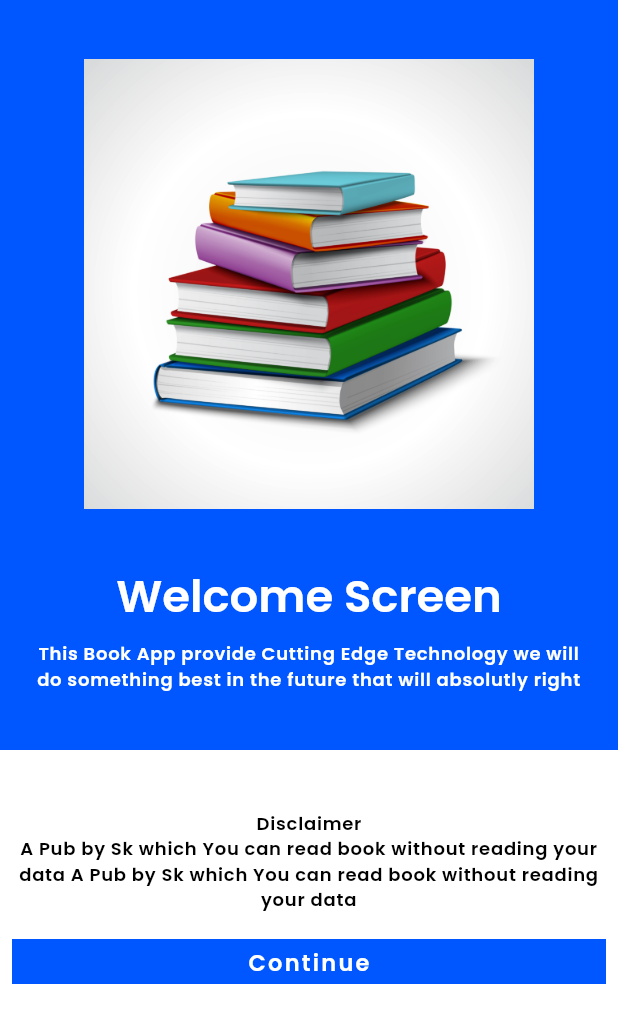
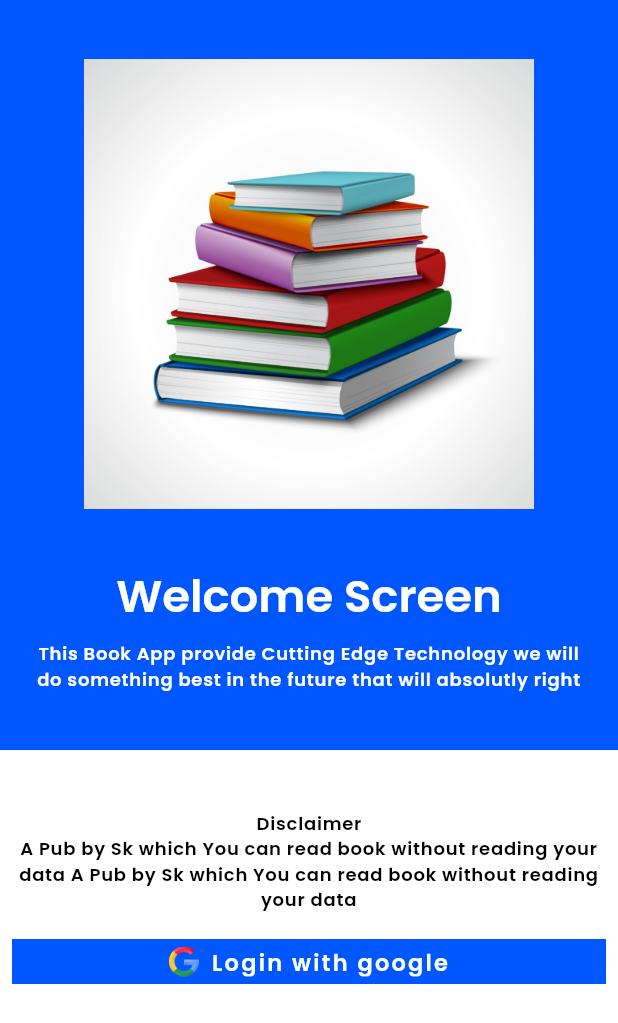
Before and after one commit to jawwad0931/Book-Store-App-Lt, a Flutter app: the screen it shows after launch, on a phone screen of 412 x 824 dp. Shown: the top 1023 px of the screen. Run offline on Flutter 3.47's test engine with Material 3 defaults, Android fonts, the phone set to English and light mode, and no system bars; our stand-ins replace firebase_auth, firebase_core, get, google_sign_in, lottie; missing offline and left inert: syncfusion_flutter_pdfviewer; accounts and stored records are empty.

Commit message:
last updates

```diff
--- a/lib/Components/PrimaryButton.dart
+++ b/lib/Components/PrimaryButton.dart
@@ -6,6 +6,31 @@ class Primarybutton extends StatelessWidget {
   const Primarybutton({super.key, required this.btnName, required this.onTap});
 
   @override
+  // Widget build(BuildContext context) {
+  //   return InkWell(
+  //     onTap: onTap,
+  //     child: Container(
+  //       height: 30,
+  //       padding: const EdgeInsets.all(5),
+  //       decoration: BoxDecoration(
+  //         color: Theme.of(context).colorScheme.primary,
+  //       ),
+  //       child: Row(
+  //         mainAxisAlignment: MainAxisAlignment.center,
+  //         children: [
+  //           Text(
+  //             btnName,
+  //             style: Theme.of(context)
+  //                 .textTheme
+  //                 .bodyMedium
+  //                 ?.copyWith(color: Colors.white, letterSpacing: 1.5),
+  //           ),
+  //         ],
+  //       ),
+  //     ),
+  //   );
+  // }
+
   Widget build(BuildContext context) {
     return InkWell(
       onTap: onTap,
@@ -18,6 +43,11 @@ class Primarybutton extends StatelessWidget {
         child: Row(
           mainAxisAlignment: MainAxisAlignment.center,
           children: [
+            Image.asset(
+              'Assets/icons/google.png', // Replace with your PNG path
+              height: 20, // Adjust the size as needed
+            ),
+            const SizedBox(width: 8), // Space between the image and text
             Text(
               btnName,
               style: Theme.of(context)
--- a/lib/Pages/WelcomePage.dart
+++ b/lib/Pages/WelcomePage.dart
@@ -1,4 +1,5 @@
 import 'package:bookstore_app/Components/PrimaryButton.dart';
+import 'package:bookstore_app/Controller/AuthController.dart';
 import 'package:bookstore_app/Pages/HomePage/HomePage.dart';
 import 'package:flutter/material.dart';
 import 'package:get/get.dart';
@@ -8,6 +9,7 @@ class MyHomePage extends StatelessWidget {
 
   @override
   Widget build(BuildContext context) {
+    AuthController authController = Get.put(AuthController());
     return Scaffold(
       body: Column(
         children: [
@@ -83,9 +85,9 @@ class MyHomePage extends StatelessWidget {
           Padding(
             padding: const EdgeInsets.all(8.0),
             child: Primarybutton(
-                btnName: "Continue",
+                btnName: "Login with google",
                 onTap: () {
-                  Get.offAll(const HomePage());
+                  authController.Loginwithgoogle();
                 }),
           ),
         ],
--- a/pubspec.yaml
+++ b/pubspec.yaml
@@ -34,7 +34,11 @@ dependencies:
   syncfusion_flutter_pdfviewer: ^28.1.35
   # lottie bhaiya
   lottie: ^3.2.0
-  firebase_core: ^2.16.0
+  # firebase bhaiya
+  firebase_core: ^3.8.1
+  # google login ka kaam ho raha hai
+  google_sign_in: ^6.2.2
+  firebase_auth: ^5.3.4
 
 
   # The following adds the Cupertino Icons font to your application.
```
Also changed, not shown: lib/Controller/AuthController.dart (added, +25 -0 lines), Assets/icons/google.png (added), pubspec.lock, 3 other files.
